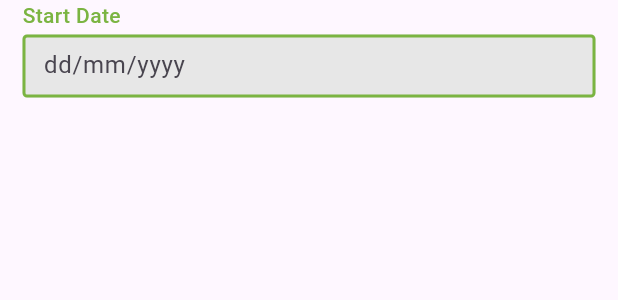
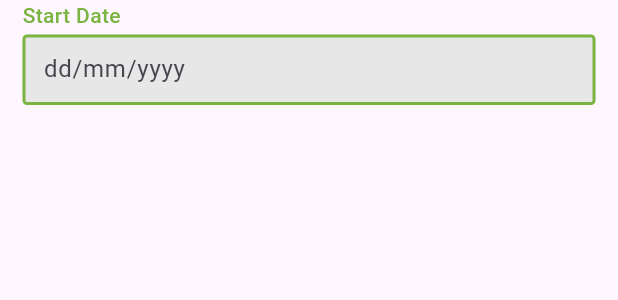
Before and after one commit to ZouheirN/nurse-app, a Flutter app: the LabeledDateField widget shown alone on an empty page, opened directly, on a phone screen of 412 x 824 dp. Shown: the top 300 px of the screen. Run offline on Flutter 3.47's test engine with Material 3 defaults, Android fonts, the phone set to English and light mode, and no system bars; our stand-ins replace dropdown_button2, intl_phone_field, shared_preferences; accounts and stored records are empty.

Commit message:
Edit styling

```diff
--- a/lib/components/labeled_date.dart
+++ b/lib/components/labeled_date.dart
@@ -47,7 +47,7 @@ class _LabeledDateFieldState extends State<LabeledDateField> {
   @override
   Widget build(BuildContext context) {
     return Container(
-      height: 65,
+      height: 70,
       width: double.infinity,
       padding: const EdgeInsets.symmetric(horizontal: 15),
       child: Column(
--- a/lib/components/uneditable_labeled_date.dart
+++ b/lib/components/uneditable_labeled_date.dart
@@ -34,7 +34,7 @@ class _UneditableLabeledDateState extends State<UneditableLabeledDate> {
   @override
   Widget build(BuildContext context) {
     return Container(
-      height: 65,
+      height: 70,
       width: double.infinity,
       padding: const EdgeInsets.symmetric(horizontal: 15),
       child: Column(
--- a/lib/pages/user/immediate_request_page.dart
+++ b/lib/pages/user/immediate_request_page.dart
@@ -132,6 +132,7 @@ class ImmediateRequestPage extends StatelessWidget {
               ),
               const SizedBox(height: 7),
               const LabeledDropdown(
+                label: 'Services',
                 services: [
                   'service 1',
                   'service 2',
--- a/lib/pages/user/make_appointment_page.dart
+++ b/lib/pages/user/make_appointment_page.dart
@@ -133,6 +133,7 @@ class MakeAppointmentPage extends StatelessWidget {
               ),
               const SizedBox(height: 7),
               const LabeledDropdown(
+                label: 'Services',
                 services: [
                   'service 1',
                   'service 2',
```
Also changed, not shown: lib/components/labeled_dropdown.dart (+6 -4 lines).
